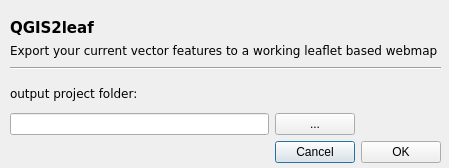
Above: ui_qgis2leaf.ui from Geolicious/qgis2leaf before the change. Below: the same form after it.
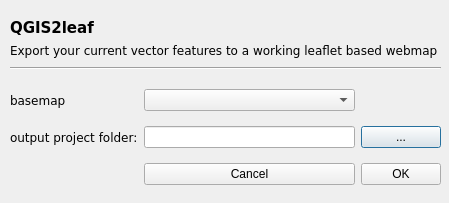
That is the form after the change.

Commit message: dialog for changing baselayer added

```diff
--- a/ui_qgis2leaf.ui
+++ b/ui_qgis2leaf.ui
@@ -7,7 +7,7 @@
     <x>0</x>
     <y>0</y>
     <width>449</width>
-    <height>168</height>
+    <height>203</height>
    </rect>
   </property>
   <property name="windowTitle">
@@ -19,11 +19,24 @@
      <x>10</x>
      <y>80</y>
      <width>431</width>
-     <height>83</height>
+     <height>114</height>
     </rect>
    </property>
    <layout class="QGridLayout" name="gridLayout">
-    <item row="0" column="0">
+    <item row="2" column="1">
+     <widget class="QLineEdit" name="lineEdit_2"/>
+    </item>
+    <item row="2" column="2">
+     <widget class="QPushButton" name="pushButton_2">
+      <property name="text">
+       <string>...</string>
+      </property>
+     </widget>
+    </item>
+    <item row="0" column="1">
+     <widget class="QComboBox" name="comboBox"/>
+    </item>
+    <item row="2" column="0">
      <widget class="QLabel" name="label_3">
       <property name="font">
        <font>
@@ -35,27 +48,29 @@
       </property>
      </widget>
     </item>
-    <item row="2" column="1">
+    <item row="3" column="1">
      <widget class="QPushButton" name="cancelButton">
       <property name="text">
        <string>Cancel</string>
       </property>
      </widget>
     </item>
-    <item row="2" column="2">
+    <item row="3" column="2">
      <widget class="QPushButton" name="okButton">
       <property name="text">
        <string>OK</string>
       </property>
      </widget>
     </item>
-    <item row="1" column="0">
-     <widget class="QLineEdit" name="lineEdit_2"/>
-    </item>
-    <item row="1" column="1">
-     <widget class="QPushButton" name="pushButton_2">
+    <item row="0" column="0">
+     <widget class="QLabel" name="label_4">
+      <property name="font">
+       <font>
+        <family>DejaVu Sans</family>
+       </font>
+      </property>
       <property name="text">
-       <string>...</string>
+       <string>basemap</string>
       </property>
      </widget>
     </item>
```
The commit also changes 3 other files.
